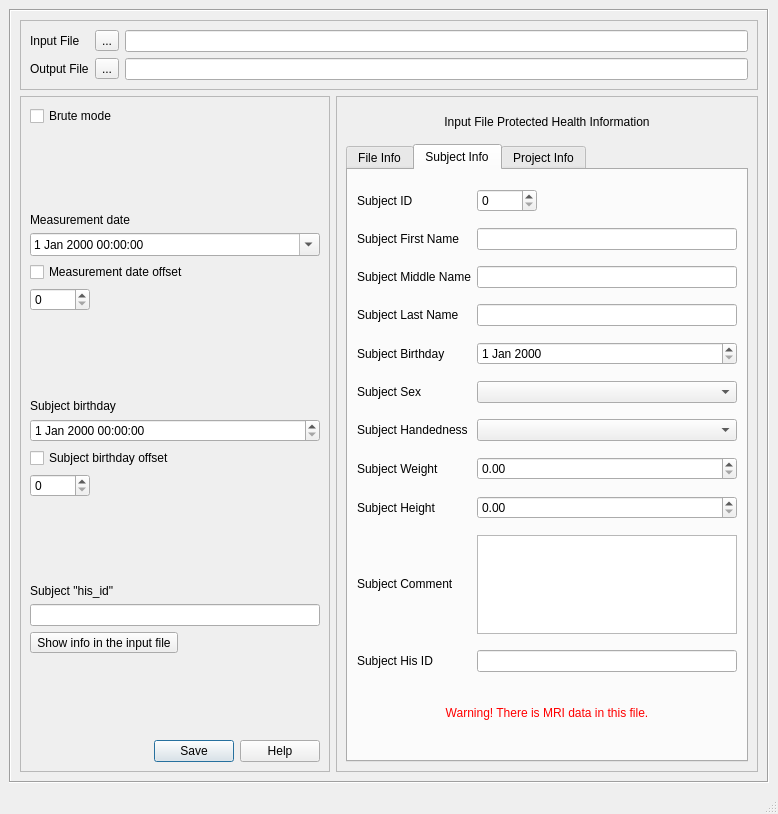
Old version of the form applications/mne_anonymize/mainwindow.ui in the repository mne-tools/mne-cpp.
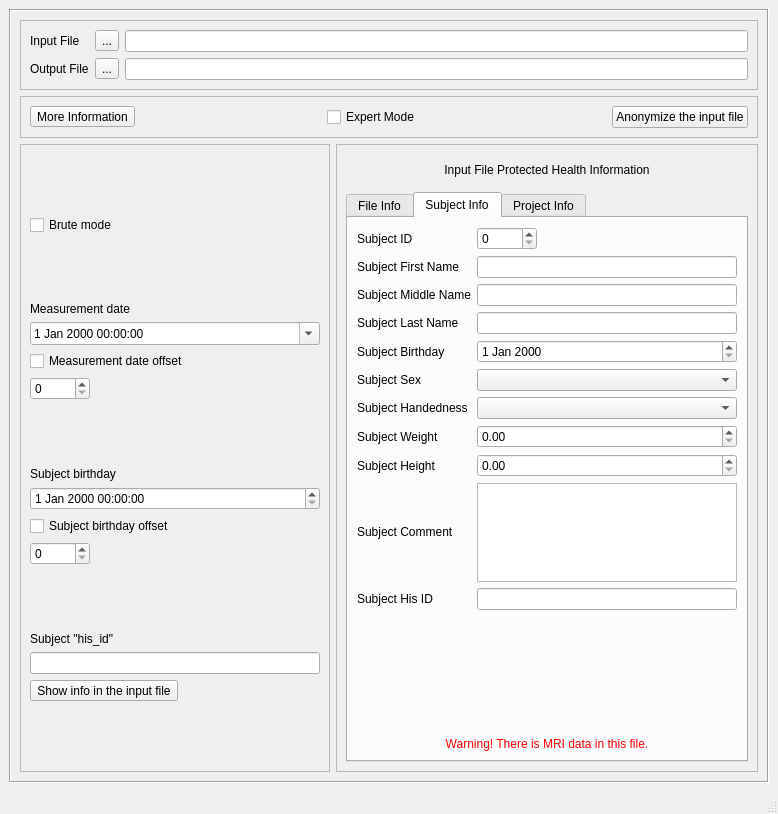
New version of the form. The open tabs and pages were chosen to show the change.

What changed in the file:
```diff
--- a/applications/mne_anonymize/mainwindow.ui
+++ b/applications/mne_anonymize/mainwindow.ui
@@ -125,6 +125,65 @@
           </layout>
          </widget>
         </item>
+        <item>
+         <widget class="QFrame" name="frame_3">
+          <property name="frameShape">
+           <enum>QFrame::StyledPanel</enum>
+          </property>
+          <property name="frameShadow">
+           <enum>QFrame::Raised</enum>
+          </property>
+          <layout class="QGridLayout" name="gridLayout">
+           <item row="0" column="0">
+            <widget class="QToolButton" name="seeExtraInfoButton_2">
+             <property name="text">
+              <string>More Information</string>
+             </property>
+            </widget>
+           </item>
+           <item row="0" column="4">
+            <widget class="QPushButton" name="pushButton_2">
+             <property name="text">
+              <string>Anonymize the input file</string>
+             </property>
+            </widget>
+           </item>
+           <item row="0" column="2">
+            <widget class="QCheckBox" name="checkBoxBruteMode_2">
+             <property name="text">
+              <string>Expert Mode</string>
+             </property>
+            </widget>
+           </item>
+           <item row="0" column="1">
+            <spacer name="horizontalSpacer">
+             <property name="orientation">
+              <enum>Qt::Horizontal</enum>
+             </property>
+             <property name="sizeHint" stdset="0">
+              <size>
+               <width>40</width>
+               <height>20</height>
+              </size>
+             </property>
+            </spacer>
+           </item>
+           <item row="0" column="3">
+            <spacer name="horizontalSpacer_2">
+             <property name="orientation">
+              <enum>Qt::Horizontal</enum>
+             </property>
+             <property name="sizeHint" stdset="0">
+              <size>
+               <width>40</width>
+               <height>20</height>
+              </size>
+             </property>
+            </spacer>
+           </item>
+          </layout>
+         </widget>
+        </item>
         <item>
          <widget class="QFrame" name="frame_2">
           <property name="minimumSize">
@@ -182,7 +241,43 @@
               <enum>QFrame::Raised</enum>
              </property>
              <layout class="QGridLayout" name="gridLayout_3">
-              <item row="7" column="0">
+              <item row="5" column="0">
+               <widget class="QCheckBox" name="checkBoxMeasurementDateOffset">
+                <property name="text">
+                 <string>Measurement date offset</string>
+                </property>
+               </widget>
+              </item>
+              <item row="3" column="0">
+               <widget class="QLabel" name="labelMeasDate">
+                <property name="maximumSize">
+                 <size>
+                  <width>16777215</width>
+                  <height>20</height>
+                 </size>
+                </property>
+                <property name="text">
+                 <string>Measurement date</string>
+                </property>
+               </widget>
+              </item>
+              <item row="12" column="0">
+               <spacer name="verticalSpacer_6">
+                <property name="orientation">
+                 <enum>Qt::Vertical</enum>
+                </property>
+                <property name="sizeHint" stdset="0">
+                 <size>
+                  <width>20</width>
+                  <height>40</height>
+                 </size>
+                </property>
+               </spacer>
+              </item>
+              <item row="9" column="0">
+               <widget class="QDateTimeEdit" name="dateTimeBirthdayDate"/>
+              </item>
+              <item row="8" column="0">
                <widget class="QLabel" name="labelSubjectBirthday">
                 <property name="maximumSize">
                  <size>
@@ -195,116 +290,31 @@
                 </property>
                </widget>
               </item>
-              <item row="15" column="0">
-               <spacer name="verticalSpacer_3">
-                <property name="orientation">
-                 <enum>Qt::Vertical</enum>
-                </property>
-                <property name="sizeHint" stdset="0">
-                 <size>
-                  <width>20</width>
-                  <height>40</height>
-                 </size>
-                </property>
-               </spacer>
-              </item>
-              <item row="9" column="0">
-               <widget class="QCheckBox" name="checkBoxBirthdayDateOffset">
-                <property name="text">
-                 <string>Subject birthday offset</string>
-                </property>
-               </widget>
-              </item>
-              <item row="12" column="0">
-               <widget class="QLabel" name="labelSubjectHisId">
+              <item row="11" column="0">
+               <widget class="QSpinBox" name="spinBoxBirthdayDateOffset">
                 <property name="maximumSize">
                  <size>
-                  <width>16777215</width>
-                  <height>20</height>
+                  <width>60</width>
+                  <height>16777215</height>
                  </size>
                 </property>
-                <property name="text">
-                 <string>Subject &quot;his_id&quot;</string>
-                </property>
                </widget>
               </item>
-              <item row="6" column="0">
-               <spacer name="verticalSpacer_5">
-                <property name="orientation">
-                 <enum>Qt::Vertical</enum>
-                </property>
-                <property name="sizeHint" stdset="0">
-                 <size>
-                  <width>20</width>
-                  <height>40</height>
-                 </size>
-                </property>
-               </spacer>
-              </item>
-              <item row="0" column="0">
+              <item row="1" column="0">
                <widget class="QCheckBox" name="checkBoxBruteMode">
                 <property name="text">
                  <string>Brute mode</string>
                 </property>
                </widget>
               </item>
-              <item row="4" column="0">
-               <widget class="QCheckBox" name="checkBoxMeasurementDateOffset">
-                <property name="text">
-                 <string>Measurement date offset</string>
-                </property>
-               </widget>
-              </item>
-              <item row="13" column="0">
-               <widget class="QLineEdit" name="lineEditSubjectHisId"/>
-              </item>
-              <item row="16" column="0">
-               <widget class="QDialogButtonBox" name="buttonMenu">
-                <property name="standardButtons">
-                 <set>QDialogButtonBox::Help|QDialogButtonBox::Save</set>
-                </property>
-                <property name="centerButtons">
-                 <bool>false</bool>
-                </property>
-               </widget>
-              </item>
-              <item row="3" column="0">
-               <widget class="QDateTimeEdit" name="dateTimeMeasurementDate">
-                <property name="sizePolicy">
-                 <sizepolicy hsizetype="Expanding" vsizetype="Maximum">
-                  <horstretch>0</horstretch>
-                  <verstretch>0</verstretch>
-                 </sizepolicy>
-                </property>
-                <property name="calendarPopup">
-                 <bool>true</bool>
-                </property>
-               </widget>
-              </item>
-              <item row="14" column="0">
+              <item row="15" column="0">
                <widget class="QToolButton" name="seeExtraInfoButton">
                 <property name="text">
                  <string>Show info in the input file</string>
                 </property>
                </widget>
               </item>
-              <item row="1" column="0">
-               <spacer name="verticalSpacer_4">
-                <property name="orientation">
-                 <enum>Qt::Vertical</enum>
-                </property>
-                <property name="sizeHint" stdset="0">
-                 <size>
-                  <width>20</width>
-                  <height>40</height>
-                 </size>
-                </property>
-               </spacer>
-              </item>
-              <item row="8" column="0">
-               <widget class="QDateTimeEdit" name="dateTimeBirthdayDate"/>
-              </item>
-              <item row="5" column="0">
+              <item row="6" column="0">
                <widget class="QSpinBox" name="spinBoxMeasurementDateOffset">
                 <property name="sizePolicy">
                  <sizepolicy hsizetype="Expanding" vsizetype="Fixed">
@@ -320,31 +330,83 @@
                 </property>
                </widget>
               </item>
+              <item row="16" column="0">
+               <spacer name="verticalSpacer_3">
+                <property name="orientation">
+                 <enum>Qt::Vertical</enum>
+                </property>
+                <property name="sizeHint" stdset="0">
+                 <size>
+                  <width>20</width>
+                  <height>40</height>
+                 </size>
+                </property>
+               </spacer>
+              </item>
+              <item row="14" column="0">
+               <widget class="QLineEdit" name="lineEditSubjectHisId"/>
+              </item>
+              <item row="4" column="0">
+               <widget class="QDateTimeEdit" name="dateTimeMeasurementDate">
+                <property name="sizePolicy">
+                 <sizepolicy hsizetype="Expanding" vsizetype="Maximum">
+                  <horstretch>0</horstretch>
+                  <verstretch>0</verstretch>
+                 </sizepolicy>
+                </property>
+                <property name="calendarPopup">
+                 <bool>true</bool>
+                </property>
+               </widget>
+              </item>
               <item row="10" column="0">
-               <widget class="QSpinBox" name="spinBoxBirthdayDateOffset">
+               <widget class="QCheckBox" name="checkBoxBirthdayDateOffset">
+                <property name="text">
+                 <string>Subject birthday offset</string>
+                </property>
+               </widget>
+              </item>
+              <item row="13" column="0">
+               <widget class="QLabel" name="labelSubjectHisId">
                 <property name="maximumSize">
                  <size>
-                  <width>60</width>
-                  <height>16777215</height>
+                  <width>16777215</width>
+                  <height>20</height>
                  </size>
                 </property>
+                <property name="text">
+                 <string>Subject &quot;his_id&quot;</string>
+                </property>
                </widget>
               </item>
+              <item row="7" column="0">
+               <spacer name="verticalSpacer_5">
+                <property name="orientation">
+                 <enum>Qt::Vertical</enum>
+                </property>
+                <property name="sizeHint" stdset="0">
+                 <size>
+                  <width>20</width>
+                  <height>40</height>
+                 </size>
+                </property>
+               </spacer>
+              </item>
               <item row="2" column="0">
-               <widget class="QLabel" name="labelMeasDate">
-                <property name="maximumSize">
+               <spacer name="verticalSpacer_4">
+                <property name="orientation">
+                 <enum>Qt::Vertical</enum>
+                </property>
+                <property name="sizeHint" stdset="0">
                  <size>
-                  <width>16777215</width>
-                  <height>20</height>
+                  <width>20</width>
+                  <height>40</height>
                  </size>
                 </property>
-                <property name="text">
-                 <string>Measurement date</string>
-                </property>
-               </widget>
+               </spacer>
               </item>
-              <item row="11" column="0">
-               <spacer name="verticalSpacer_6">
+              <item row="0" column="0">
+               <spacer name="verticalSpacer_7">
                 <property name="orientation">
                  <enum>Qt::Vertical</enum>
                 </property>
@@ -357,6 +419,23 @@
                </spacer>
               </item>
              </layout>
+             <zorder>checkBoxBirthdayDateOffset</zorder>
+             <zorder>labelSubjectHisId</zorder>
+             <zorder>checkBoxMeasurementDateOffset</zorder>
+             <zorder>dateTimeBirthdayDate</zorder>
+             <zorder>labelMeasDate</zorder>
+             <zorder>spinBoxMeasurementDateOffset</zorder>
+             <zorder>dateTimeMeasurementDate</zorder>
+             <zorder>labelSubjectBirthday</zorder>
+             <zorder>lineEditSubjectHisId</zorder>
+             <zorder>spinBoxBirthdayDateOffset</zorder>
+             <zorder>checkBoxBruteMode</zorder>
+             <zorder>seeExtraInfoButton</zorder>
+             <zorder>verticalSpacer_3</zorder>
+             <zorder>verticalSpacer_4</zorder>
+             <zorder>verticalSpacer_5</zorder>
+             <zorder>verticalSpacer_6</zorder>
+             <zorder>verticalSpacer_7</zorder>
             </widget>
            </item>
            <item>
@@ -414,7 +493,7 @@
                  <bool>true</bool>
                 </property>
                 <property name="currentIndex">
-                 <number>0</number>
+                 <number>2</number>
                 </property>
                 <widget class="QWidget" name="tab">
                  <attribute name="title">
@@ -528,6 +607,22 @@
                   <string>Subject Info</string>
                  </attribute>
                  <layout class="QGridLayout" name="gridLayout_4">
+                  <item row="5" column="0" colspan="2">
+                   <widget class="QLabel" name="labelSubjectSexExtra">
+                    <property name="text">
+                     <string>Subject Sex</string>
+                    </property>
+                   </widget>
+                  </item>
+                  <item row="8" column="2">
+                   <widget class="QDoubleSpinBox" name="doubleSpinBoxSubjectHeightExtra"/>
+                  </item>
+                  <item row="3" column="2">
+                   <widget class="QLineEdit" name="lineEditSubjectLastNameExtra"/>
+                  </item>
+                  <item row="2" column="2">
+                   <widget class="QLineEdit" name="lineEditSubjectMiddleNameExtra"/>
+                  </item>
                   <item row="9" column="0">
                    <widget class="QLabel" name="labelSubjectCommentExtra">
                     <property name="maximumSize">
@@ -541,6 +636,9 @@
                     </property>
                    </widget>
                   </item>
+                  <item row="4" column="2">
+                   <widget class="QDateEdit" name="dateEditSubjectBirthdayExtra"/>
+                  </item>
                   <item row="0" column="2">
                    <widget class="QSpinBox" name="spinBoxSubjectIDExtra">
                     <property name="maximumSize">
@@ -551,54 +649,7 @@
                     </property>
                    </widget>
                   </item>
-                  <item row="7" column="0" colspan="2">
-                   <widget class="QLabel" name="labelSubjectWeightExtra">
-                    <property name="text">
-                     <string>Subject Weight</string>
-                    </property>
-                   </widget>
-                  </item>
-                  <item row="4" column="0" colspan="2">
-                   <widget class="QLabel" name="labelSubjectBirthdayExtra">
-                    <property name="text">
-                     <string>Subject Birthday</string>
-                    </property>
-                   </widget>
-                  </item>
-                  <item row="3" column="2">
-                   <widget class="QLineEdit" name="lineEditSubjectLastNameExtra"/>
-                  </item>
-                  <item row="3" column="0" colspan="2">
-                   <widget class="QLabel" name="labelSubjectLastNameExtra">
-                    <property name="text">
-                     <string>Subject Last Name</string>
-                    </property>
-                   </widget>
-                  </item>
-                  <item row="2" column="2">
-                   <widget class="QLineEdit" name="lineEditSubjectMiddleNameExtra"/>
-                  </item>
-                  <item row="8" column="2">
-                   <widget class="QDoubleSpinBox" name="doubleSpinBoxSubjectHeightExtra"/>
-                  </item>
-                  <item row="8" column="0" colspan="2">
-                   <widget class="QLabel" name="labelSubjectHeightExtra">
-                    <property name="text">
-                     <string>Subject Height</string>
-                    </property>
-                   </widget>
-                  </item>
-                  <item row="4" column="2">
-                   <widget class="QDateEdit" name="dateEditSubjectBirthdayExtra"/>
-                  </item>
-                  <item row="1" column="0" colspan="2">
-                   <widget class="QLabel" name="labelSubjectFirstNameExtra">
-                    <property name="text">
-                     <string>Subject First Name</string>
-                    </property>
-                   </widget>
-                  </item>
-                  <item row="11" column="0" colspan="3">
+                  <item row="12" column="0" colspan="3">
                    <widget class="QLabel" name="labelSubjectMriDataFoundExtra">
                     <property name="maximumSize">
                      <size>
@@ -617,13 +668,10 @@
                     </property>
                    </widget>
                   </item>
-                  <item row="6" column="2">
-                   <widget class="QComboBox" name="comboBoxSubjectHandExtra"/>
-                  </item>
-                  <item row="6" column="0" colspan="2">
-                   <widget class="QLabel" name="labelSubjectHandExtra">
+                  <item row="1" column="0" colspan="2">
+                   <widget class="QLabel" name="labelSubjectFirstNameExtra">
                     <property name="text">
-                     <string>Subject Handedness</string>
+                     <string>Subject First Name</string>
                     </property>
                    </widget>
                   </item>
@@ -634,15 +682,8 @@
                     </property>
                    </widget>
                   </item>
-                  <item row="1" column="2">
-                   <widget class="QLineEdit" name="lineEditSubjectFirstNameExtra"/>
-                  </item>
-                  <item row="5" column="0" colspan="2">
-                   <widget class="QLabel" name="labelSubjectSexExtra">
-                    <property name="text">
-                     <string>Subject Sex</string>
-                    </property>
-                   </widget>
+                  <item row="6" column="2">
+                   <widget class="QComboBox" name="comboBoxSubjectHandExtra"/>
                   </item>
                   <item row="2" column="0" colspan="2">
                    <widget class="QLabel" name="labelSubjectMiddleNameExtra">
@@ -651,22 +692,23 @@
                     </property>
                    </widget>
                   </item>
-                  <item row="7" column="2">
-                   <widget class="QDoubleSpinBox" name="doubleSpinBoxSubjectWeightExtra"/>
-                  </item>
-                  <item row="5" column="2">
-                   <widget class="QComboBox" name="comboBoxSubjectSexExtra"/>
-                  </item>
-                  <item row="10" column="0">
-                   <widget class="QLabel" name="labelHisIDExtra">
+                  <item row="8" column="0" colspan="2">
+                   <widget class="QLabel" name="labelSubjectHeightExtra">
                     <property name="text">
-                     <string>Subject His ID</string>
+                     <string>Subject Height</string>
                     </property>
                    </widget>
                   </item>
                   <item row="10" column="2">
                    <widget class="QLineEdit" name="lineEditSubjectHisIdExtra"/>
                   </item>
+                  <item row="7" column="0" colspan="2">
+                   <widget class="QLabel" name="labelSubjectWeightExtra">
+                    <property name="text">
+                     <string>Subject Weight</string>
+                    </property>
+                   </widget>
+                  </item>
                   <item row="9" column="2">
                    <widget class="QPlainTextEdit" name="plainTextEditSubjectCommentExtra">
                     <property name="sizePolicy">
@@ -689,6 +731,56 @@
                     </property>
                    </widget>
                   </item>
+                  <item row="7" column="2">
+                   <widget class="QDoubleSpinBox" name="doubleSpinBoxSubjectWeightExtra"/>
+                  </item>
+                  <item row="1" column="2">
+                   <widget class="QLineEdit" name="lineEditSubjectFirstNameExtra"/>
+                  </item>
+                  <item row="10" column="0">
+                   <widget class="QLabel" name="labelHisIDExtra">
+                    <property name="text">
+                     <string>Subject His ID</string>
+                    </property>
+                   </widget>
+                  </item>
+                  <item row="3" column="0" colspan="2">
+                   <widget class="QLabel" name="labelSubjectLastNameExtra">
+                    <property name="text">
+                     <string>Subject Last Name</string>
+                    </property>
+                   </widget>
+                  </item>
+                  <item row="5" column="2">
+                   <widget class="QComboBox" name="comboBoxSubjectSexExtra"/>
+                  </item>
+                  <item row="6" column="0" colspan="2">
+                   <widget class="QLabel" name="labelSubjectHandExtra">
+                    <property name="text">
+                     <string>Subject Handedness</string>
+                    </property>
+                   </widget>
+                  </item>
+                  <item row="4" column="0" colspan="2">
+                   <widget class="QLabel" name="labelSubjectBirthdayExtra">
+                    <property name="text">
+                     <string>Subject Birthday</string>
+                    </property>
+                   </widget>
+                  </item>
+                  <item row="11" column="0">
+                   <spacer name="verticalSpacer_8">
+                    <property name="orientation">
+                     <enum>Qt::Vertical</enum>
+                    </property>
+                    <property name="sizeHint" stdset="0">
+                     <size>
+                      <width>20</width>
+                      <height>40</height>
+                     </size>
+                    </property>
+                   </spacer>
+                  </item>
                  </layout>
                 </widget>
                 <widget class="QWidget" name="tab_3">
```
Left out of the diff: 21 changed lines with no effect on the pictures.
